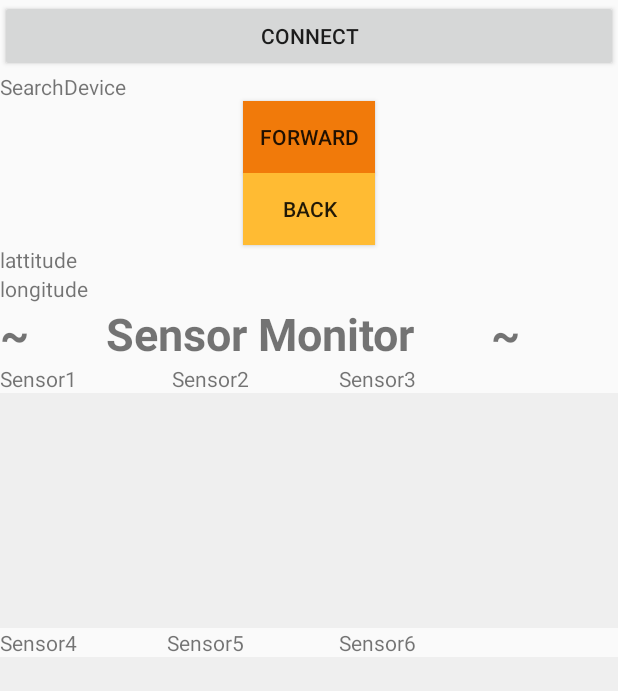
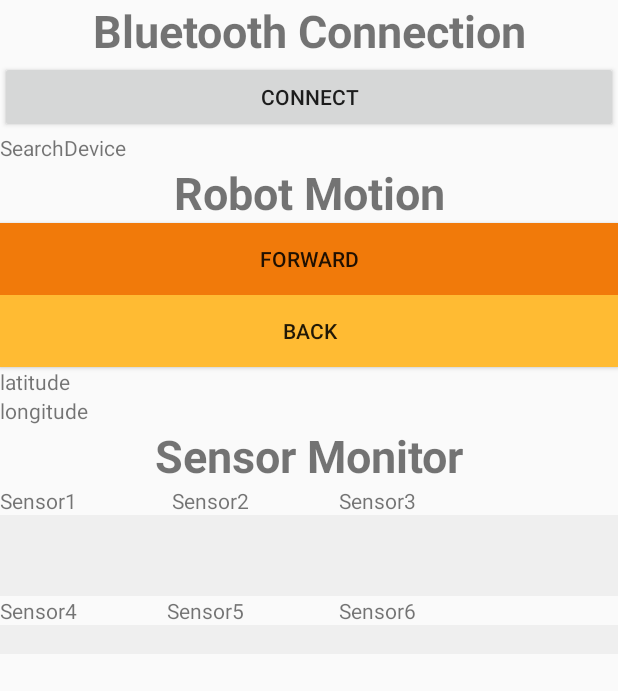
Before and after one commit to chikumaryosuke/Arduino, an Android app: the screen it shows after launch (MainActivity), on a phone screen of 412 x 824 dp. Shown: the top 691 px of the screen. Run offline under Robolectric (Android 15) with nearby library versions, the phone set to English and light mode, and no system bars.

Commit message:
use gridlayout

```diff
--- a/MyApplication/app/src/main/res/layout/activity_main.xml
+++ b/MyApplication/app/src/main/res/layout/activity_main.xml
@@ -1,56 +1,81 @@
 <?xml version="1.0" encoding="utf-8"?>
-<LinearLayout xmlns:android="http://schemas.android.com/apk/res/android"
+<GridLayout xmlns:android="http://schemas.android.com/apk/res/android"
     xmlns:app="http://schemas.android.com/apk/res-auto"
     android:layout_height="fill_parent"
     android:weightSum="1"
     android:layout_width="fill_parent"
     android:orientation="vertical"
+    android:columnCount="3"
     app:layout_collapseParallaxMultiplier="1.0">
+
+    <TextView
+        android:text="Bluetooth Connection"
+        android:layout_width="match_parent"
+        android:textStyle="bold"
+        android:textSize="30sp"
+        android:layout_height="wrap_content"
+        android:gravity="center"
+        android:id="@+id/textView1111" />
 
     <Button android:id="@+id/connectButton"
         android:layout_width="fill_parent"
         android:layout_height="wrap_content"
+        android:layout_columnSpan="3"
         android:text="Connect" />
 
     <TextView
         android:id="@+id/statusValue"
         android:layout_width="fill_parent"
         android:layout_height="wrap_content"
+        android:layout_columnSpan="3"
         />
 
+    <TextView
+        android:text="Robot Motion"
+        android:layout_width="match_parent"
+        android:textStyle="bold"
+        android:textSize="30sp"
+        android:layout_height="wrap_content"
+        android:gravity="center"
+        android:id="@+id/textView111" />
+
     <Button android:id="@+id/ledOnButton"
-        android:layout_width="wrap_content"
+        android:layout_width="fill_parent"
         android:layout_height="wrap_content"
         android:layout_gravity="center_horizontal"
         android:text="forward"
-
+        android:layout_columnSpan="3"
         android:background="?android:attr/colorMultiSelectHighlight" />
 
     <Button android:id="@+id/ledOffButton"
-        android:layout_width="wrap_content"
+        android:layout_width="fill_parent"
         android:layout_height="wrap_content"
         android:layout_gravity="center_horizontal"
         android:text="back"
+        android:layout_columnSpan="3"
         android:background="@android:color/holo_orange_light" />
 
     <TextView
-        android:text="lattitude"
+        android:text="latitude"
         android:layout_width="match_parent"
         android:layout_height="wrap_content"
+        android:layout_columnSpan="3"
         android:id="@+id/text_View1" />
 
     <TextView
         android:text="longitude"
         android:layout_width="match_parent"
         android:layout_height="wrap_content"
+        android:layout_columnSpan="3"
         android:id="@+id/text_View2" />
 
     <TextView
-        android:text="~       Sensor Monitor       ~"
+        android:text="Sensor Monitor"
         android:layout_width="match_parent"
         android:textStyle="bold"
         android:textSize="30sp"
         android:layout_height="wrap_content"
+        android:gravity="center"
         android:id="@+id/textView" />
 
     <TextView
@@ -80,4 +105,4 @@
         android:layout_weight="0.29"
         android:background="#30c0c0c0"/>
 
-</LinearLayout>
+</GridLayout>
```
Also changed, not shown: 1 other file.
